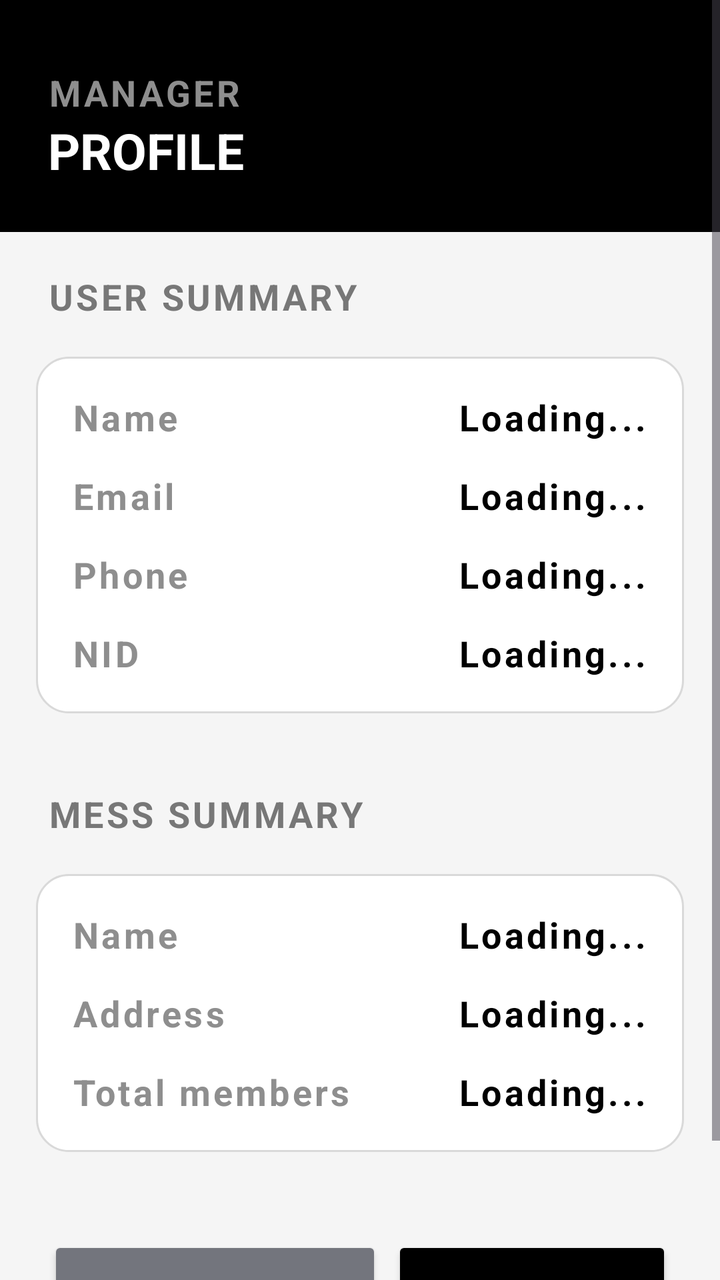
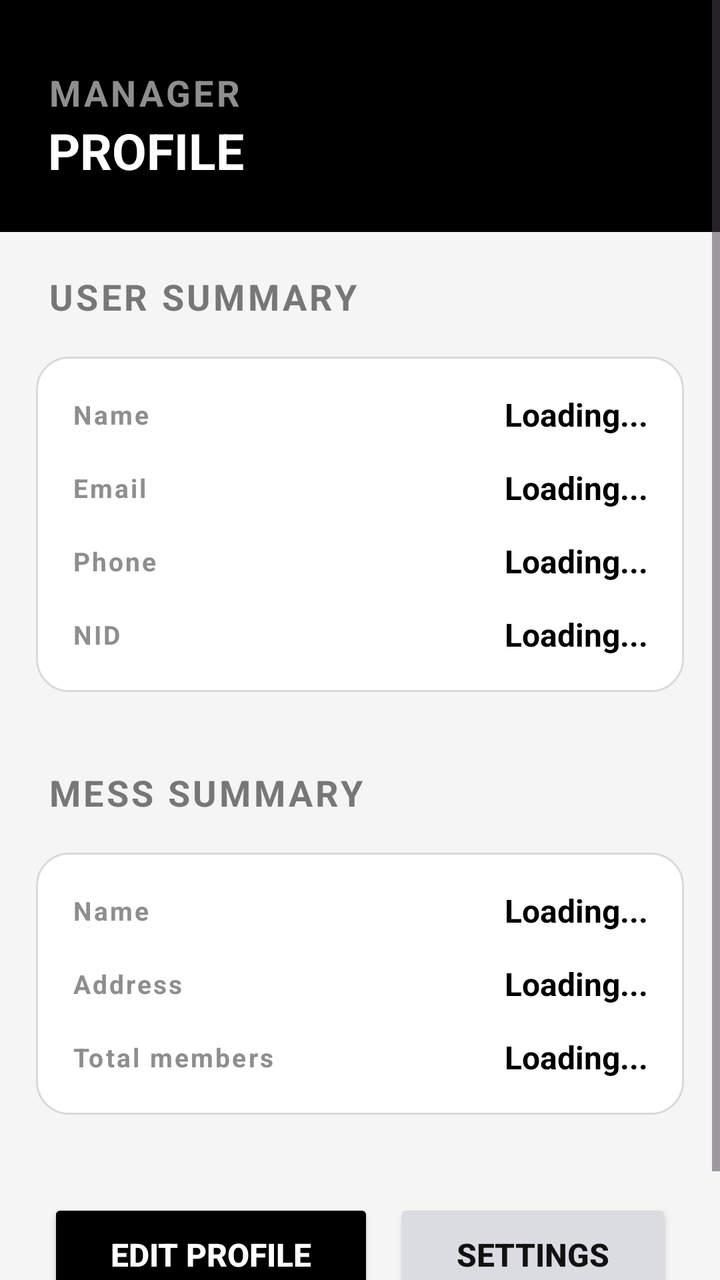

Compare the two renders of this Android layout. The source of the first and the diff that turns it into the second are given below.
<!-- AndroidManifest.xml: application theme Theme.MessMaster -->
<!-- res/layout/fragment_manager_profile.xml -->
<?xml version="1.0" encoding="utf-8"?>
<ScrollView xmlns:android="http://schemas.android.com/apk/res/android"
    xmlns:tools="http://schemas.android.com/tools"
    android:layout_width="match_parent"
    android:layout_height="match_parent"
    android:background="#F5F5F5"
    android:fillViewport="true"
    android:fitsSystemWindows="true"
    tools:context=".managerdashboard.FragmentProfile">

    <LinearLayout
        android:layout_width="match_parent"
        android:layout_height="wrap_content"
        android:orientation="vertical"
        android:paddingBottom="18dp">

        <LinearLayout
            android:layout_width="match_parent"
            android:layout_height="wrap_content"
            android:background="@color/black"
            android:orientation="vertical"
            android:paddingLeft="24dp"
            android:paddingRight="24dp"
            android:paddingTop="34dp"
            android:paddingBottom="24dp">

            <LinearLayout
                android:layout_width="match_parent"
                android:layout_height="wrap_content"
                android:orientation="horizontal"
                android:gravity="center_vertical">

                <LinearLayout
                    android:layout_width="0dp"
                    android:layout_height="wrap_content"
                    android:layout_weight="1"
                    android:orientation="vertical">

                    <TextView
                        android:layout_width="wrap_content"
                        android:layout_height="wrap_content"
                        android:text="MANAGER"
                        android:textColor="#8E8E8E"
                        android:textSize="18sp"
                        android:textStyle="bold"
                        android:letterSpacing="0.08" />

                    <TextView
                        android:layout_width="wrap_content"
                        android:layout_height="wrap_content"
                        android:text="PROFILE"
                        android:textColor="@color/white"
                        android:textSize="25sp"
                        android:textStyle="bold" />

                </LinearLayout>

            </LinearLayout>

        </LinearLayout>

        <TextView
            android:layout_width="wrap_content"
            android:layout_height="wrap_content"
            android:layout_marginHorizontal="24dp"
            android:text="USER SUMMARY"
            android:textColor="#777777"
            android:textSize="18sp"
            android:textStyle="bold"
            android:layout_marginTop="20dp"
            android:letterSpacing="0.08"/>

        <LinearLayout
            android:layout_width="match_parent"
            android:layout_height="wrap_content"
            android:layout_margin="18dp"
            android:background="@drawable/bg_white_card"
            android:padding="18dp"
            android:orientation="vertical">

            <LinearLayout
                android:layout_width="match_parent"
                android:layout_height="wrap_content"
                android:orientation="horizontal"
                android:gravity="center_vertical">

                <TextView
                    android:layout_width="0dp"
                    android:layout_height="wrap_content"
                    android:layout_weight="1"
                    android:text="Name"
                    android:textColor="#8E8E8E"
                    android:textSize="18sp"
                    android:textStyle="bold"
                    android:letterSpacing="0.08" />

                <TextView
                    android:id="@+id/txtProfileName"
                    android:layout_width="wrap_content"
                    android:layout_height="wrap_content"
                    android:text="Loading..."
                    android:textColor="@color/black"
                    android:textSize="18sp"
                    android:textStyle="bold"
                    android:letterSpacing="0.08" />

            </LinearLayout>

            <LinearLayout
                android:layout_width="match_parent"
                android:layout_height="wrap_content"
                android:orientation="horizontal"
                android:layout_marginTop="15dp"
                android:gravity="center_vertical">

                <TextView
                    android:layout_width="0dp"
                    android:layout_height="wrap_content"
                    android:layout_weight="1"
                    android:text="Email"
                    android:textColor="#8E8E8E"
                    android:textSize="18sp"
                    android:textStyle="bold"
                    android:letterSpacing="0.08" />

                <TextView
                    android:id="@+id/txtProfileEmail"
                    android:layout_width="wrap_content"
                    android:layout_height="wrap_content"
                    android:text="Loading..."
                    android:textColor="@color/black"
                    android:textSize="18sp"
                    android:textStyle="bold"
                    android:letterSpacing="0.08" />

            </LinearLayout>

            <LinearLayout
                android:layout_width="match_parent"
                android:layout_height="wrap_content"
                android:orientation="horizontal"
                android:layout_marginTop="15dp"
                android:gravity="center_vertical">

                <TextView
                    android:layout_width="0dp"
                    android:layout_height="wrap_content"
                    android:layout_weight="1"
                    android:text="Phone"
                    android:textColor="#8E8E8E"
                    android:textSize="18sp"
                    android:textStyle="bold"
                    android:letterSpacing="0.08" />

                <TextView
                    android:id="@+id/txtProfilePhone"
                    android:layout_width="wrap_content"
                    android:layout_height="wrap_content"
                    android:text="Loading..."
                    android:textColor="@color/black"
                    android:textSize="18sp"
                    android:textStyle="bold"
                    android:letterSpacing="0.08" />

            </LinearLayout>

            <LinearLayout
                android:layout_width="match_parent"
                android:layout_height="wrap_content"
                android:orientation="horizontal"
                android:layout_marginTop="15dp"
                android:gravity="center_vertical">

                <TextView
                    android:layout_width="0dp"
                    android:layout_height="wrap_content"
                    android:layout_weight="1"
                    android:text="NID"
                    android:textColor="#8E8E8E"
                    android:textSize="18sp"
                    android:textStyle="bold"
                    android:letterSpacing="0.08" />

                <TextView
                    android:id="@+id/txtProfileNid"
                    android:layout_width="wrap_content"
                    android:layout_height="wrap_content"
                    android:text="Loading..."
                    android:textColor="@color/black"
                    android:textSize="18sp"
                    android:textStyle="bold"
                    android:letterSpacing="0.08" />

            </LinearLayout>

        </LinearLayout>

        <TextView
            android:layout_width="wrap_content"
            android:layout_height="wrap_content"
            android:layout_marginHorizontal="24dp"
            android:text="MESS SUMMARY"
            android:textColor="#777777"
            android:textSize="18sp"
            android:textStyle="bold"
            android:layout_marginTop="20dp"
            android:letterSpacing="0.08"/>

        <LinearLayout
            android:layout_width="match_parent"
            android:layout_height="wrap_content"
            android:layout_margin="18dp"
            android:background="@drawable/bg_white_card"
            android:padding="18dp"
            android:orientation="vertical">

            <LinearLayout
                android:layout_width="match_parent"
                android:layout_height="wrap_content"
                android:orientation="horizontal"
                android:gravity="center_vertical">

                <TextView
                    android:layout_width="0dp"
                    android:layout_height="wrap_content"
                    android:layout_weight="1"
                    android:text="Name"
                    android:textColor="#8E8E8E"
                    android:textSize="18sp"
                    android:textStyle="bold"
                    android:letterSpacing="0.08" />

                <TextView
                    android:id="@+id/txtProfileMessName"
                    android:layout_width="wrap_content"
                    android:layout_height="wrap_content"
                    android:text="Loading..."
                    android:textColor="@color/black"
                    android:textSize="18sp"
                    android:textStyle="bold"
                    android:letterSpacing="0.08" />

            </LinearLayout>

            <LinearLayout
                android:layout_width="match_parent"
                android:layout_height="wrap_content"
                android:orientation="horizontal"
                android:layout_marginTop="15dp"
                android:gravity="center_vertical">

                <TextView
                    android:layout_width="0dp"
                    android:layout_height="wrap_content"
                    android:layout_weight="1"
                    android:text="Address"
                    android:textColor="#8E8E8E"
                    android:textSize="18sp"
                    android:textStyle="bold"
                    android:letterSpacing="0.08" />

                <TextView
                    android:id="@+id/txtProfileMessAddress"
                    android:layout_width="wrap_content"
                    android:layout_height="wrap_content"
                    android:text="Loading..."
                    android:textColor="@color/black"
                    android:textSize="18sp"
                    android:textStyle="bold"
                    android:letterSpacing="0.08" />

            </LinearLayout>

            <LinearLayout
                android:layout_width="match_parent"
                android:layout_height="wrap_content"
                android:orientation="horizontal"
                android:layout_marginTop="15dp"
                android:gravity="center_vertical">

                <TextView
                    android:layout_width="0dp"
                    android:layout_height="wrap_content"
                    android:layout_weight="1"
                    android:text="Total members"
                    android:textColor="#8E8E8E"
                    android:textSize="18sp"
                    android:textStyle="bold"
                    android:letterSpacing="0.08" />

                <TextView
                    android:id="@+id/txtProfileTotalMembers"
                    android:layout_width="wrap_content"
                    android:layout_height="wrap_content"
                    android:text="Loading..."
                    android:textColor="@color/black"
                    android:textSize="18sp"
                    android:textStyle="bold"
                    android:letterSpacing="0.08" />

            </LinearLayout>

        </LinearLayout>

        <LinearLayout
            android:layout_width="match_parent"
            android:layout_height="58dp"
            android:layout_margin="24dp"
            android:orientation="horizontal">

            <Button
                android:id="@+id/btnEditProfile"
                android:layout_width="wrap_content"
                android:layout_height="56dp"
                android:backgroundTint="@color/text_secondary"
                android:layout_weight="1"
                android:text="Edit profile"
                android:textColor="#111111"
                android:textSize="18sp"
                android:textStyle="bold" />

            <Button
                android:id="@+id/btnOpenSettings"
                android:layout_width="wrap_content"
                android:layout_height="56dp"
                android:backgroundTint="#000000"
                android:layout_weight="1"
                android:text="Settings"
                android:layout_marginLeft="5dp"
                android:textColor="#FFFFFF"
                android:textSize="18sp"
                android:textStyle="bold"/>

        </LinearLayout>

    </LinearLayout>

</ScrollView>
<!-- resources referenced by this layout -->
<resources>
  <color name="black">#FF000000</color>
  <color name="text_secondary">#73757D</color>
  <color name="white">#FFFFFFFF</color>
  <!-- drawable bg_white_card (drawable) -->
  <?xml version="1.0" encoding="utf-8"?>
  <shape xmlns:android="http://schemas.android.com/apk/res/android">
      <solid android:color="#FFFFFF" />
      <stroke android:width="1dp" android:color="#D9D9D9" />
      <corners android:radius="16dp" />
  </shape>
  <style name="Theme.MessMaster" parent="Base.Theme.MessMaster" />
  <style name="Base.Theme.MessMaster" parent="Theme.Material3.DayNight.NoActionBar">
          
          
      </style>
</resources>

<!-- the commit's change to res/layout/fragment_manager_profile.xml (unified diff, before → after) -->
@@ -90,19 +90,22 @@
                     android:layout_weight="1"
                     android:text="Name"
                     android:textColor="#8E8E8E"
-                    android:textSize="18sp"
+                    android:textSize="13sp"
                     android:textStyle="bold"
                     android:letterSpacing="0.08" />
 
                 <TextView
                     android:id="@+id/txtProfileName"
-                    android:layout_width="wrap_content"
-                    android:layout_height="wrap_content"
-                    android:text="Loading..."
-                    android:textColor="@color/black"
-                    android:textSize="18sp"
-                    android:textStyle="bold"
-                    android:letterSpacing="0.08" />
+                    android:layout_width="0dp"
+                    android:layout_height="wrap_content"
+                    android:layout_weight="1"
+                    android:gravity="end"
+                    android:maxLines="2"
+                    android:text="Loading..."
+                    android:textColor="@color/black"
+                    android:textSize="16sp"
+                    android:textStyle="bold"
+                    android:letterSpacing="0" />
 
             </LinearLayout>
 
@@ -119,19 +122,22 @@
                     android:layout_weight="1"
                     android:text="Email"
                     android:textColor="#8E8E8E"
-                    android:textSize="18sp"
+                    android:textSize="13sp"
                     android:textStyle="bold"
                     android:letterSpacing="0.08" />
 
                 <TextView
                     android:id="@+id/txtProfileEmail"
-                    android:layout_width="wrap_content"
-                    android:layout_height="wrap_content"
-                    android:text="Loading..."
-                    android:textColor="@color/black"
-                    android:textSize="18sp"
-                    android:textStyle="bold"
-                    android:letterSpacing="0.08" />
+                    android:layout_width="0dp"
+                    android:layout_height="wrap_content"
+                    android:layout_weight="1"
+                    android:gravity="end"
+                    android:maxLines="2"
+                    android:text="Loading..."
+                    android:textColor="@color/black"
+                    android:textSize="16sp"
+                    android:textStyle="bold"
+                    android:letterSpacing="0" />
 
             </LinearLayout>
 
@@ -148,19 +154,22 @@
                     android:layout_weight="1"
                     android:text="Phone"
                     android:textColor="#8E8E8E"
-                    android:textSize="18sp"
+                    android:textSize="13sp"
                     android:textStyle="bold"
                     android:letterSpacing="0.08" />
 
                 <TextView
                     android:id="@+id/txtProfilePhone"
-                    android:layout_width="wrap_content"
-                    android:layout_height="wrap_content"
-                    android:text="Loading..."
-                    android:textColor="@color/black"
-                    android:textSize="18sp"
-                    android:textStyle="bold"
-                    android:letterSpacing="0.08" />
+                    android:layout_width="0dp"
+                    android:layout_height="wrap_content"
+                    android:layout_weight="1"
+                    android:gravity="end"
+                    android:maxLines="2"
+                    android:text="Loading..."
+                    android:textColor="@color/black"
+                    android:textSize="16sp"
+                    android:textStyle="bold"
+                    android:letterSpacing="0" />
 
             </LinearLayout>
 
@@ -177,19 +186,22 @@
                     android:layout_weight="1"
                     android:text="NID"
                     android:textColor="#8E8E8E"
-                    android:textSize="18sp"
+                    android:textSize="13sp"
                     android:textStyle="bold"
                     android:letterSpacing="0.08" />
 
                 <TextView
                     android:id="@+id/txtProfileNid"
-                    android:layout_width="wrap_content"
-                    android:layout_height="wrap_content"
-                    android:text="Loading..."
-                    android:textColor="@color/black"
-                    android:textSize="18sp"
-                    android:textStyle="bold"
-                    android:letterSpacing="0.08" />
+                    android:layout_width="0dp"
+                    android:layout_height="wrap_content"
+                    android:layout_weight="1"
+                    android:gravity="end"
+                    android:maxLines="2"
+                    android:text="Loading..."
+                    android:textColor="@color/black"
+                    android:textSize="16sp"
+                    android:textStyle="bold"
+                    android:letterSpacing="0" />
 
             </LinearLayout>
 
@@ -226,19 +238,22 @@
                     android:layout_weight="1"
                     android:text="Name"
                     android:textColor="#8E8E8E"
-                    android:textSize="18sp"
+                    android:textSize="13sp"
                     android:textStyle="bold"
                     android:letterSpacing="0.08" />
 
                 <TextView
                     android:id="@+id/txtProfileMessName"
-                    android:layout_width="wrap_content"
-                    android:layout_height="wrap_content"
-                    android:text="Loading..."
-                    android:textColor="@color/black"
-                    android:textSize="18sp"
-                    android:textStyle="bold"
-                    android:letterSpacing="0.08" />
+                    android:layout_width="0dp"
+                    android:layout_height="wrap_content"
+                    android:layout_weight="1"
+                    android:gravity="end"
+                    android:maxLines="2"
+                    android:text="Loading..."
+                    android:textColor="@color/black"
+                    android:textSize="16sp"
+                    android:textStyle="bold"
+                    android:letterSpacing="0" />
 
             </LinearLayout>
 
@@ -255,19 +270,22 @@
                     android:layout_weight="1"
                     android:text="Address"
                     android:textColor="#8E8E8E"
-                    android:textSize="18sp"
+                    android:textSize="13sp"
                     android:textStyle="bold"
                     android:letterSpacing="0.08" />
 
                 <TextView
                     android:id="@+id/txtProfileMessAddress"
-                    android:layout_width="wrap_content"
-                    android:layout_height="wrap_content"
-                    android:text="Loading..."
-                    android:textColor="@color/black"
-                    android:textSize="18sp"
-                    android:textStyle="bold"
-                    android:letterSpacing="0.08" />
+                    android:layout_width="0dp"
+                    android:layout_height="wrap_content"
+                    android:layout_weight="1"
+                    android:gravity="end"
+                    android:maxLines="3"
+                    android:text="Loading..."
+                    android:textColor="@color/black"
+                    android:textSize="16sp"
+                    android:textStyle="bold"
+                    android:letterSpacing="0" />
 
             </LinearLayout>
 
@@ -284,19 +302,22 @@
                     android:layout_weight="1"
                     android:text="Total members"
                     android:textColor="#8E8E8E"
-                    android:textSize="18sp"
+                    android:textSize="13sp"
                     android:textStyle="bold"
                     android:letterSpacing="0.08" />
 
                 <TextView
                     android:id="@+id/txtProfileTotalMembers"
-                    android:layout_width="wrap_content"
-                    android:layout_height="wrap_content"
-                    android:text="Loading..."
-                    android:textColor="@color/black"
-                    android:textSize="18sp"
-                    android:textStyle="bold"
-                    android:letterSpacing="0.08" />
+                    android:layout_width="0dp"
+                    android:layout_height="wrap_content"
+                    android:layout_weight="1"
+                    android:gravity="end"
+                    android:maxLines="1"
+                    android:text="Loading..."
+                    android:textColor="@color/black"
+                    android:textSize="16sp"
+                    android:textStyle="bold"
+                    android:letterSpacing="0" />
 
             </LinearLayout>
 
@@ -312,23 +333,23 @@
                 android:id="@+id/btnEditProfile"
                 android:layout_width="wrap_content"
                 android:layout_height="56dp"
-                android:backgroundTint="@color/text_secondary"
+                android:backgroundTint="@color/black"
                 android:layout_weight="1"
                 android:text="Edit profile"
-                android:textColor="#111111"
-                android:textSize="18sp"
+                android:textColor="@color/white"
+                android:textSize="16sp"
                 android:textStyle="bold" />
 
             <Button
                 android:id="@+id/btnOpenSettings"
                 android:layout_width="wrap_content"
                 android:layout_height="56dp"
-                android:backgroundTint="#000000"
+                android:backgroundTint="#DADCE2"
                 android:layout_weight="1"
                 android:text="Settings"
-                android:layout_marginLeft="5dp"
-                android:textColor="#FFFFFF"
-                android:textSize="18sp"
+                android:layout_marginStart="10dp"
+                android:textColor="#111111"
+                android:textSize="16sp"
                 android:textStyle="bold"/>
 
         </LinearLayout>
<!-- resource entries referenced after the edit -->
@@ -1,7 +1,6 @@
 <!-- resources referenced by this layout -->
 <resources>
   <color name="black">#FF000000</color>
-  <color name="text_secondary">#73757D</color>
   <color name="white">#FFFFFFFF</color>
   <!-- drawable bg_white_card (drawable) -->
   <?xml version="1.0" encoding="utf-8"?>
